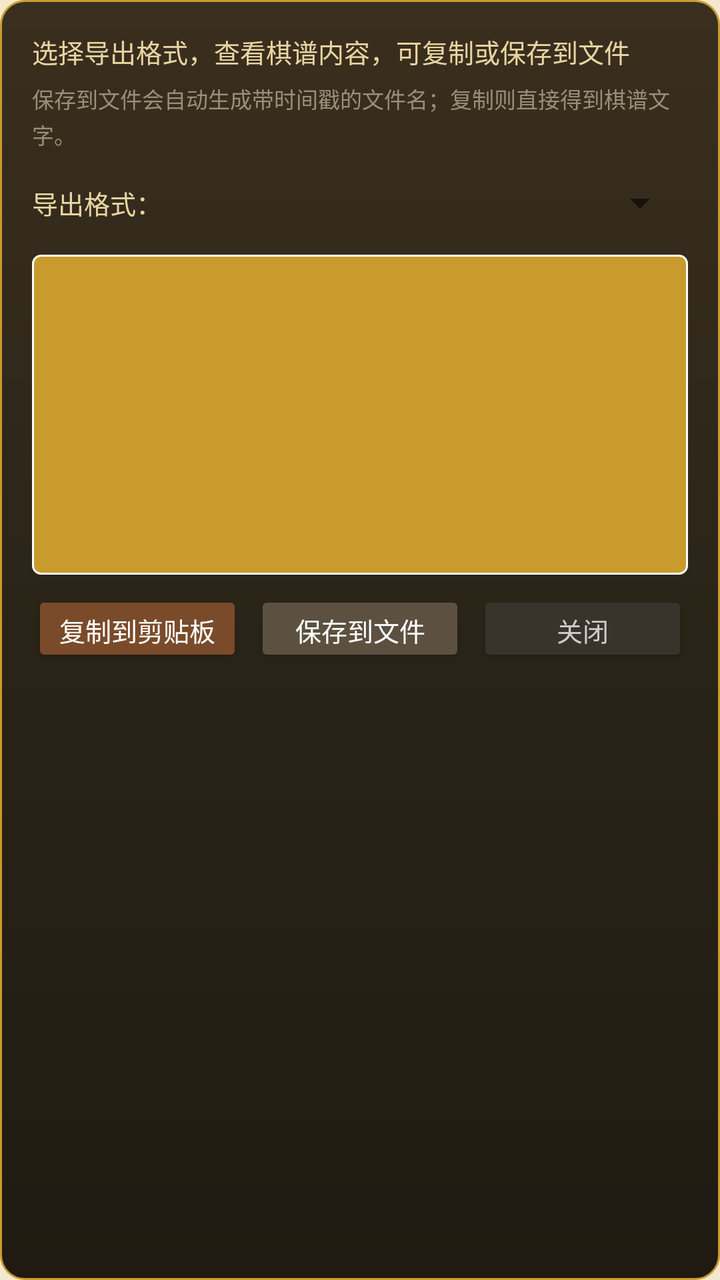
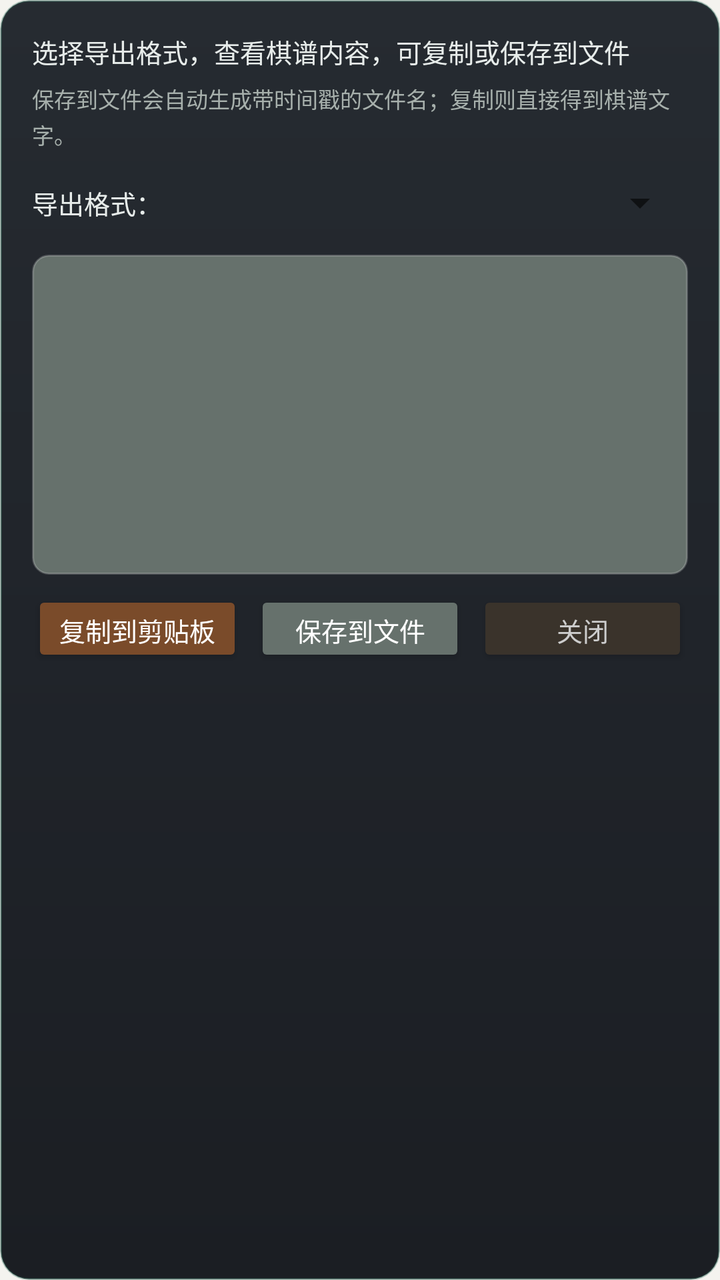

Screens rendered from an Android XML layout before and after an edit, with the pre-edit source and the edit as a unified diff.
<!-- AndroidManifest.xml: application theme Theme.PikafishChess -->
<!-- res/layout/dialog_export_text.xml -->
<?xml version="1.0" encoding="utf-8"?>
<LinearLayout xmlns:android="http://schemas.android.com/apk/res/android"
    android:layout_width="match_parent"
    android:layout_height="wrap_content"
    android:orientation="vertical"
    android:padding="16dp"
    android:background="@drawable/dialog_bg">

    <TextView
        android:layout_width="match_parent"
        android:layout_height="wrap_content"
        android:text="选择导出格式，查看棋谱内容，可复制或保存到文件"
        android:textColor="#E8D5A3"
        android:textSize="13sp"
        android:layout_marginBottom="6dp" />

    <TextView
        android:id="@+id/tvExportHint"
        android:layout_width="match_parent"
        android:layout_height="wrap_content"
        android:text="保存到文件会自动生成带时间戳的文件名；复制则直接得到棋谱文字。"
        android:textColor="#9A8F7A"
        android:textSize="11sp"
        android:lineSpacingExtra="2dp"
        android:layout_marginBottom="8dp" />

    <LinearLayout
        android:layout_width="match_parent"
        android:layout_height="wrap_content"
        android:orientation="horizontal"
        android:gravity="center_vertical"
        android:layout_marginBottom="8dp">

        <TextView
            android:layout_width="wrap_content"
            android:layout_height="wrap_content"
            android:text="导出格式："
            android:textColor="#E8D5A3"
            android:textSize="13sp" />

        <Spinner
            android:id="@+id/spExportFormat"
            android:layout_width="0dp"
            android:layout_height="36dp"
            android:layout_weight="1"
            android:layout_marginStart="6dp"
            android:spinnerMode="dropdown" />
    </LinearLayout>

    <EditText
        android:id="@+id/etExportContent"
        android:layout_width="match_parent"
        android:layout_height="160dp"
        android:textColor="#FFFFFF"
        android:textColorHint="#888888"
        android:textSize="13sp"
        android:gravity="top|start"
        android:background="@drawable/edittext_dark_bg"
        android:padding="8dp"
        android:inputType="textMultiLine"
        android:scrollbars="vertical"
        android:minLines="6"
        android:maxLines="12" />

    <LinearLayout
        android:layout_width="match_parent"
        android:layout_height="wrap_content"
        android:orientation="horizontal"
        android:gravity="center"
        android:layout_marginTop="8dp">

        <Button
            android:id="@+id/btnExportCopy"
            android:layout_width="0dp"
            android:layout_height="38dp"
            android:layout_weight="1"
            android:layout_marginEnd="6dp"
            android:text="复制到剪贴板"
            android:textColor="#FFFFFF"
            android:textSize="13sp"
            android:backgroundTint="#7A4B2A" />

        <Button
            android:id="@+id/btnExportSave"
            android:layout_width="0dp"
            android:layout_height="38dp"
            android:layout_weight="1"
            android:layout_marginEnd="6dp"
            android:text="保存到文件"
            android:textColor="#FFFFFF"
            android:textSize="13sp"
            android:backgroundTint="#5C5040" />

        <Button
            android:id="@+id/btnExportClose"
            android:layout_width="0dp"
            android:layout_height="38dp"
            android:layout_weight="1"
            android:text="关闭"
            android:textColor="#CCCCCC"
            android:textSize="13sp"
            android:backgroundTint="#3A332B" />
    </LinearLayout>

</LinearLayout>
<!-- resources referenced by this layout -->
<resources>
  <!-- drawable dialog_bg (drawable) -->
  <?xml version="1.0" encoding="utf-8"?>
  <shape xmlns:android="http://schemas.android.com/apk/res/android"
      android:shape="rectangle">
      <gradient
          android:angle="270"
          android:startColor="#3A2F1E"
          android:centerColor="#2A2418"
          android:endColor="#211A12" />
      <corners android:radius="12dp" />
      <stroke
          android:width="1dp"
          android:color="#C89B2C" />
  </shape>
  <!-- drawable edittext_dark_bg (drawable) -->
  <?xml version="1.0" encoding="utf-8"?>
  <shape xmlns:android="http://schemas.android.com/apk/res/android"
      android:shape="rectangle">
      <solid android:color="#C89B2C" />
      <corners android:radius="4dp" />
      <stroke android:width="1dp" android:color="#FFFFFF" />
      <padding android:left="6dp" android:right="6dp" android:top="4dp" android:bottom="4dp" />
  </shape>
  <style name="Theme.PikafishChess" parent="Theme.AppCompat.Light.NoActionBar">
          <item name="colorPrimary">@color/primary</item>
          <item name="colorPrimaryDark">@color/primary_dark</item>
          <item name="android:windowBackground">@color/board_bg</item>
          <item name="android:statusBarColor">@android:color/transparent</item>
          <item name="android:navigationBarColor">@android:color/transparent</item>
          <item name="android:windowTranslucentStatus">true</item>
          <item name="android:windowTranslucentNavigation">true</item>
          <item name="android:windowDrawsSystemBarBackgrounds">true</item>
      </style>
  <color name="primary">#C89B2C</color>
  <color name="primary_dark">#8F6E1D</color>
  <color name="board_bg">#F4E8CE</color>
</resources>

<!-- the commit's change to res/layout/dialog_export_text.xml (unified diff, before → after) -->
@@ -10,7 +10,7 @@
         android:layout_width="match_parent"
         android:layout_height="wrap_content"
         android:text="选择导出格式，查看棋谱内容，可复制或保存到文件"
-        android:textColor="#E8D5A3"
+        android:textColor="#E7ECEA"
         android:textSize="13sp"
         android:layout_marginBottom="6dp" />
 
@@ -19,7 +19,7 @@
         android:layout_width="match_parent"
         android:layout_height="wrap_content"
         android:text="保存到文件会自动生成带时间戳的文件名；复制则直接得到棋谱文字。"
-        android:textColor="#9A8F7A"
+        android:textColor="#A7B0AC"
         android:textSize="11sp"
         android:lineSpacingExtra="2dp"
         android:layout_marginBottom="8dp" />
@@ -35,7 +35,7 @@
             android:layout_width="wrap_content"
             android:layout_height="wrap_content"
             android:text="导出格式："
-            android:textColor="#E8D5A3"
+            android:textColor="#E7ECEA"
             android:textSize="13sp" />
 
         <Spinner
@@ -52,7 +52,7 @@
         android:layout_width="match_parent"
         android:layout_height="160dp"
         android:textColor="#FFFFFF"
-        android:textColorHint="#888888"
+        android:textColorHint="#9AA3A0"
         android:textSize="13sp"
         android:gravity="top|start"
         android:background="@drawable/edittext_dark_bg"
@@ -89,7 +89,7 @@
             android:text="保存到文件"
             android:textColor="#FFFFFF"
             android:textSize="13sp"
-            android:backgroundTint="#5C5040" />
+            android:backgroundTint="#66716C" />
 
         <Button
             android:id="@+id/btnExportClose"
<!-- resource entries referenced after the edit -->
@@ -6,21 +6,21 @@
       android:shape="rectangle">
       <gradient
           android:angle="270"
-          android:startColor="#3A2F1E"
-          android:centerColor="#2A2418"
-          android:endColor="#211A12" />
-      <corners android:radius="12dp" />
+          android:startColor="#262B31"
+          android:centerColor="#20242A"
+          android:endColor="#1B1E23" />
+      <corners android:radius="14dp" />
       <stroke
           android:width="1dp"
-          android:color="#C89B2C" />
+          android:color="#592F6B5A" />
   </shape>
   <!-- drawable edittext_dark_bg (drawable) -->
   <?xml version="1.0" encoding="utf-8"?>
   <shape xmlns:android="http://schemas.android.com/apk/res/android"
       android:shape="rectangle">
-      <solid android:color="#C89B2C" />
-      <corners android:radius="4dp" />
-      <stroke android:width="1dp" android:color="#FFFFFF" />
+      <solid android:color="#66716C" />
+      <corners android:radius="8dp" />
+      <stroke android:width="1dp" android:color="#33FFFFFF" />
       <padding android:left="6dp" android:right="6dp" android:top="4dp" android:bottom="4dp" />
   </shape>
   <style name="Theme.PikafishChess" parent="Theme.AppCompat.Light.NoActionBar">
@@ -33,8 +33,8 @@
           <item name="android:windowTranslucentNavigation">true</item>
           <item name="android:windowDrawsSystemBarBackgrounds">true</item>
       </style>
-  <color name="primary">#C89B2C</color>
-  <color name="primary_dark">#8F6E1D</color>
-  <color name="board_bg">#F4E8CE</color>
+  <color name="primary">#2F6B5A</color>
+  <color name="primary_dark">#234F43</color>
+  <color name="board_bg">#F4F3EF</color>
 </resources>
 
